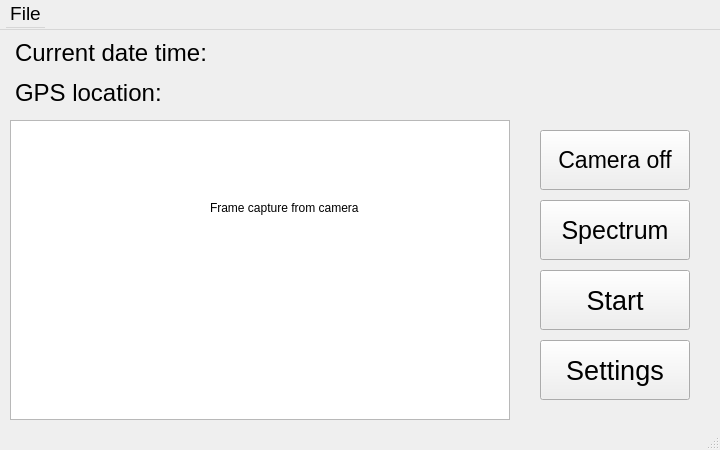
Qt form code/thu/gui.ui (yenthusiastic/ARP07) before a commit.
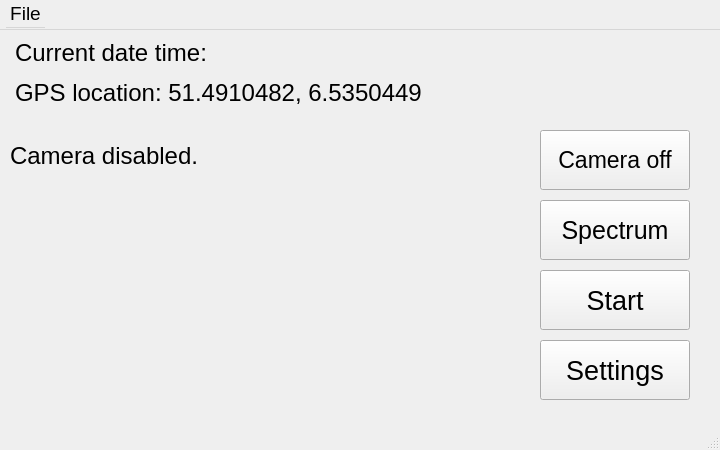
The same form after that commit.

Commit message: show camera frame inside GUI

Diff of the .ui file:
```diff
--- a/code/thu/gui.ui
+++ b/code/thu/gui.ui
@@ -16,42 +16,15 @@
     <verstretch>0</verstretch>
    </sizepolicy>
   </property>
+  <property name="font">
+   <font>
+    <pointsize>20</pointsize>
+   </font>
+  </property>
   <property name="windowTitle">
    <string>Spectrometer GUI</string>
   </property>
   <widget class="QWidget" name="centralwidget">
-   <widget class="QGraphicsView" name="viewport">
-    <property name="geometry">
-     <rect>
-      <x>10</x>
-      <y>90</y>
-      <width>500</width>
-      <height>300</height>
-     </rect>
-    </property>
-    <property name="sizePolicy">
-     <sizepolicy hsizetype="Fixed" vsizetype="Fixed">
-      <horstretch>0</horstretch>
-      <verstretch>0</verstretch>
-     </sizepolicy>
-    </property>
-    <property name="cursor" stdset="0">
-     <cursorShape>PointingHandCursor</cursorShape>
-    </property>
-   </widget>
-   <widget class="QLabel" name="label">
-    <property name="geometry">
-     <rect>
-      <x>210</x>
-      <y>170</y>
-      <width>201</width>
-      <height>16</height>
-     </rect>
-    </property>
-    <property name="text">
-     <string>Frame capture from camera</string>
-    </property>
-   </widget>
    <widget class="QPushButton" name="camera_btn">
     <property name="geometry">
      <rect>
@@ -210,7 +183,7 @@
      <rect>
       <x>15</x>
       <y>45</y>
-      <width>193</width>
+      <width>511</width>
       <height>35</height>
      </rect>
     </property>
@@ -235,12 +208,30 @@
      <enum>Qt::RightToLeft</enum>
     </property>
     <property name="text">
-     <string>GPS location:</string>
+     <string>GPS location: 51.4910482, 6.5350449</string>
     </property>
     <property name="alignment">
      <set>Qt::AlignLeading|Qt::AlignLeft|Qt::AlignVCenter</set>
     </property>
    </widget>
+   <widget class="QLabel" name="cam_label">
+    <property name="geometry">
+     <rect>
+      <x>10</x>
+      <y>100</y>
+      <width>261</width>
+      <height>51</height>
+     </rect>
+    </property>
+    <property name="font">
+     <font>
+      <pointsize>18</pointsize>
+     </font>
+    </property>
+    <property name="text">
+     <string>Camera disabled.</string>
+    </property>
+   </widget>
   </widget>
   <widget class="QMenuBar" name="menubar">
    <property name="geometry">
```
The commit also changes 8 other files.
